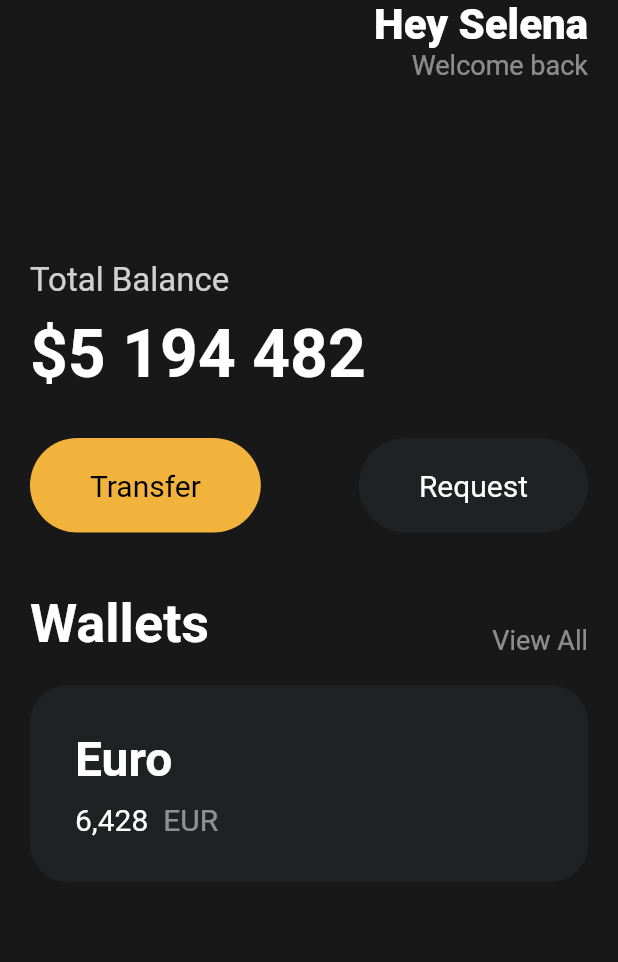
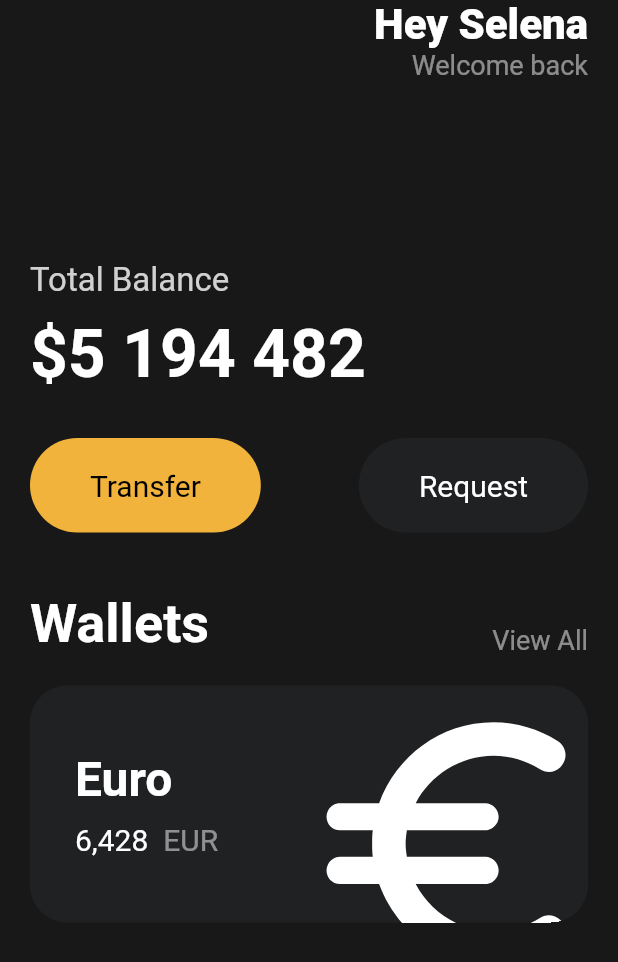
Before and after one commit to Heungseop/flutter_exam, a Flutter app: the screen it shows after launch, on a phone screen of 412 x 824 dp. Shown: the top 962 px of the screen. Run offline on Flutter 3.47's test engine with Material 2 defaults, Android fonts, the phone set to English and light mode, and no system bars.

Commit message:
3.7 Icons and Transforms

```diff
--- a/lib/main.dart
+++ b/lib/main.dart
@@ -114,6 +114,7 @@ class App extends StatelessWidget {
                   height: 20,
                 ),
                 Container(
+                    clipBehavior: Clip.hardEdge,
                     decoration: BoxDecoration(
                       color: const Color(0xff1f2123),
                       borderRadius: BorderRadius.circular(25),
@@ -121,6 +122,7 @@ class App extends StatelessWidget {
                     child: Padding(
                       padding: const EdgeInsets.all(30),
                       child: Row(
+                        mainAxisAlignment: MainAxisAlignment.spaceBetween,
                         children: [
                           Column(
                             crossAxisAlignment: CrossAxisAlignment.start,
@@ -158,6 +160,17 @@ class App extends StatelessWidget {
                               )
                             ],
                           ),
+                          Transform.scale(
+                            scale: 2.2,
+                            child: Transform.translate(
+                              offset: const Offset(-5, 12),
+                              child: const Icon(
+                                Icons.euro_rounded,
+                                color: Colors.white,
+                                size: 98,
+                              ),
+                            ),
+                          ),
                         ],
                       ),
                     )),
```
